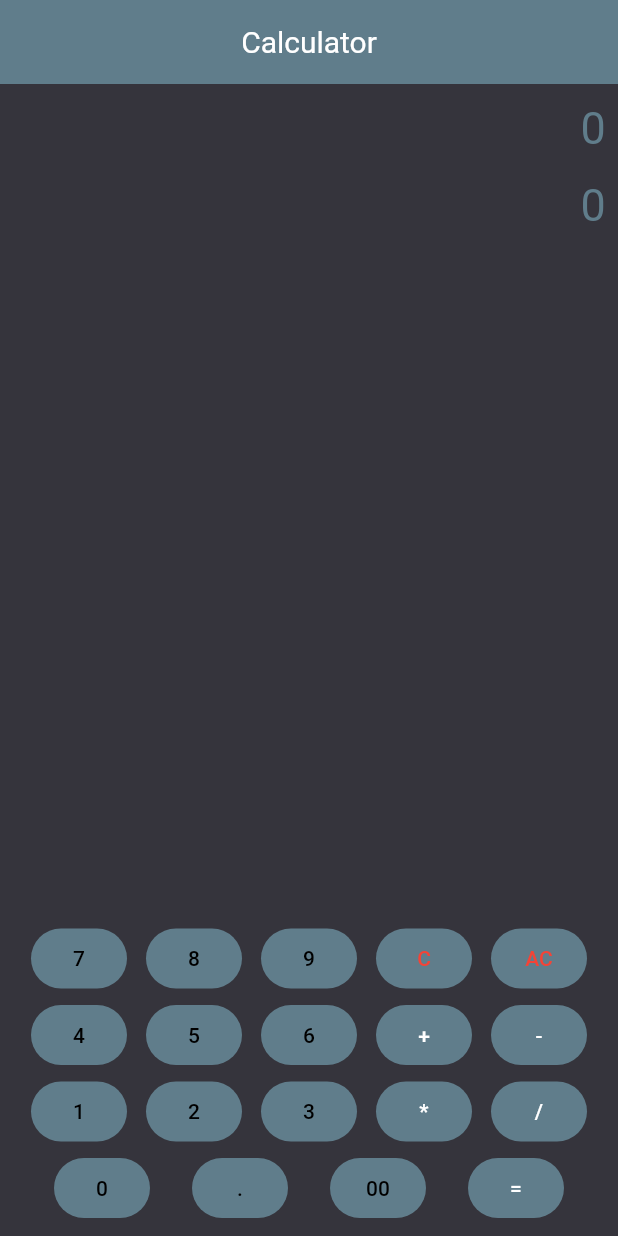
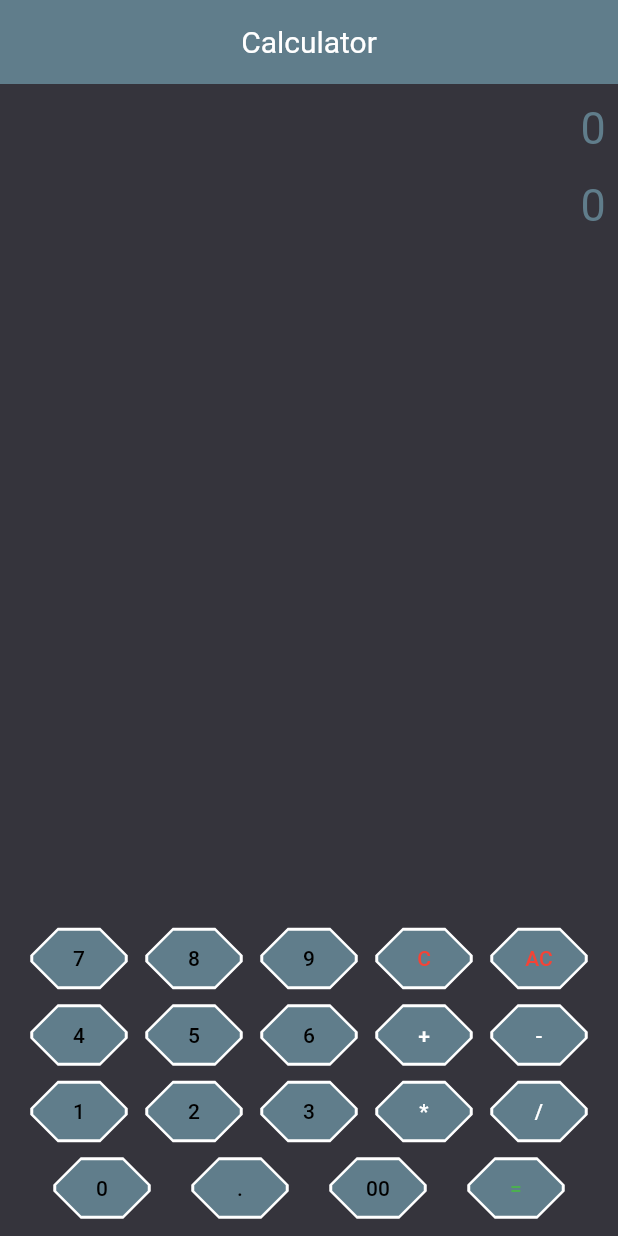
Before and after one commit to Skall77/piscine-mobile, a Flutter app: the screen it shows after launch, on a phone screen of 412 x 824 dp. Run offline on Flutter 3.47's test engine with Material 3 defaults, Android fonts, the phone set to English and light mode, and no system bars; our stand-ins replace math_expressions.

Commit message:
finished module 00

```diff
--- a/00/ex03/lib/pages/home.dart
+++ b/00/ex03/lib/pages/home.dart
@@ -1,7 +1,16 @@
 import 'package:flutter/material.dart';
+import 'package:math_expressions/math_expressions.dart';
 
-class HomePage extends StatelessWidget{
+class HomePage extends StatefulWidget {
   const HomePage({super.key});
+
+  @override
+  State<HomePage> createState() => _HomePageState();
+}
+
+class _HomePageState extends State<HomePage>{
+  String userInput = '0';
+  String result = '0';
 
   @override
   Widget build(BuildContext context) {
@@ -13,9 +22,9 @@ class HomePage extends StatelessWidget{
         child: Column(
           mainAxisAlignment: MainAxisAlignment.start,
           children: [
-            const TextField(),
+            buildScrollableText(userInput),
             const SizedBox(height: 8.0),
-            const TextField(),
+            buildScrollableText(result),
             Expanded(
               child: Column(
                 mainAxisAlignment: MainAxisAlignment.end,
@@ -59,7 +68,7 @@ class HomePage extends StatelessWidget{
                       buildButton("0", Colors.black),
                       buildButton(".", Colors.black),
                       buildButton("00", Colors.black),
-                      buildButton("=", Colors.white),
+                      buildButton("=", Colors.green),
                     ],
                   ),
                 ],
@@ -84,6 +93,24 @@ class HomePage extends StatelessWidget{
     );
   }
 
+  Widget buildScrollableText(String text) {
+    return Row (
+      mainAxisAlignment: MainAxisAlignment.end,
+      children: [
+        Flexible(
+          child: SingleChildScrollView(
+            scrollDirection: Axis.horizontal,
+            child: Text(
+              text,
+              style: const TextStyle(
+                fontSize: 30.0,
+                color: Colors.blueGrey,
+              ),
+            ),
+          ),
+        ),
+      ],
+    );
   }
 
   Widget buildButton(String buttonText, Color textColor) {
@@ -91,32 +118,55 @@ Widget buildButton(String buttonText, Color textColor) {
     style: ButtonStyle(
       foregroundColor: MaterialStateProperty.all<Color>(textColor),
       backgroundColor: MaterialStateProperty.all<Color>(const Color.fromARGB(255, 96, 125, 139)),
+      shape: MaterialStateProperty.all<BeveledRectangleBorder>(
+        BeveledRectangleBorder(
+          borderRadius: BorderRadius.circular(18.0),
+          side: const BorderSide(color: Colors.white),
+        ),
+      ),
     ),
     onPressed: () {
-      print("Button pressed: $buttonText");
+      setState(() {
+        handleButtonPressed(buttonText);
+      });
     },
     child: Text(buttonText),
   );
   }
 
-class TextField extends StatelessWidget {
-  const TextField({
-    super.key,
-  });
-
-  @override
-  Widget build(BuildContext context) {
-    return const Row(
-      mainAxisAlignment: MainAxisAlignment.end,
-      children: [
-        Text(
-          '0',
-          style: TextStyle(
-            fontSize: 30.0,
-            color: Colors.blueGrey,
-          ),
-        ),
-      ],
-    );
+  void handleButtonPressed(String buttonText) {
+    if (buttonText == "AC") {
+      userInput = "0";
+      result = "0";
+    } else if (buttonText == "C") {
+      if (userInput.isNotEmpty) {
+        userInput = userInput.substring(0, userInput.length - 1);
+        if (userInput == "") {
+          userInput = "0";
         }
       }
+    } else if (buttonText == "=") {
+      result = calculateResult();
+      if (result.endsWith(".0")) {
+        result = result.substring(0, result.length - 2);
+      }
+    } else {
+      if (userInput == "0") {
+        userInput = buttonText;
+      } else {
+        userInput += buttonText;
+      }
+    }
+  }
+
+  String calculateResult() {
+    try {
+      Expression expression = Parser().parse(userInput);
+      double evaluation = expression.evaluate(EvaluationType.REAL, ContextModel());
+      return evaluation.toString();
+    } catch (e) {
+      return "Error";
+    }
+  }
+
+}
--- a/00/ex03/pubspec.yaml
+++ b/00/ex03/pubspec.yaml
@@ -35,6 +35,7 @@ dependencies:
   # The following adds the Cupertino Icons font to your application.
   # Use with the CupertinoIcons class for iOS style icons.
   cupertino_icons: ^1.0.2
+  math_expressions: ^2.4.0
 
 dev_dependencies:
   flutter_test:
```
Lines whose indentation alone changed are shown as unchanged.
